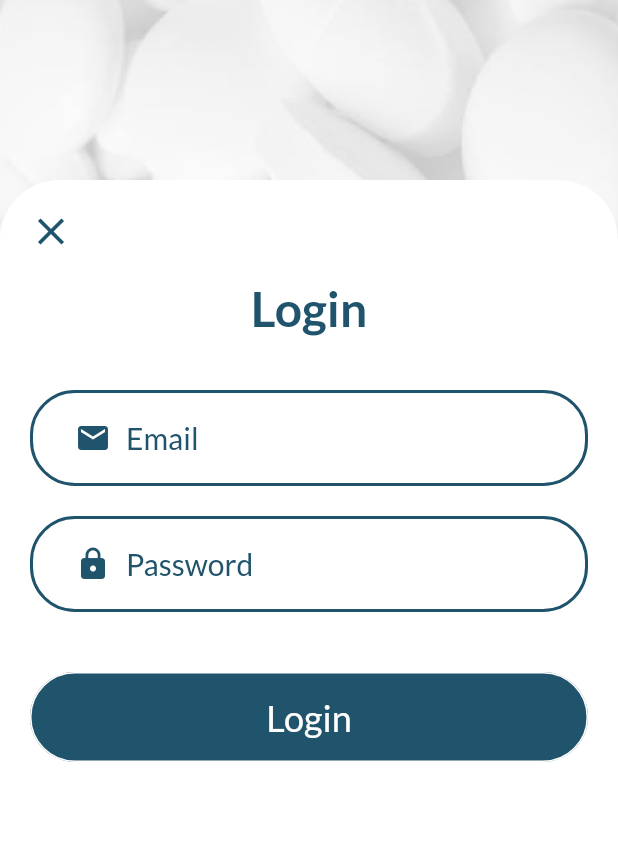
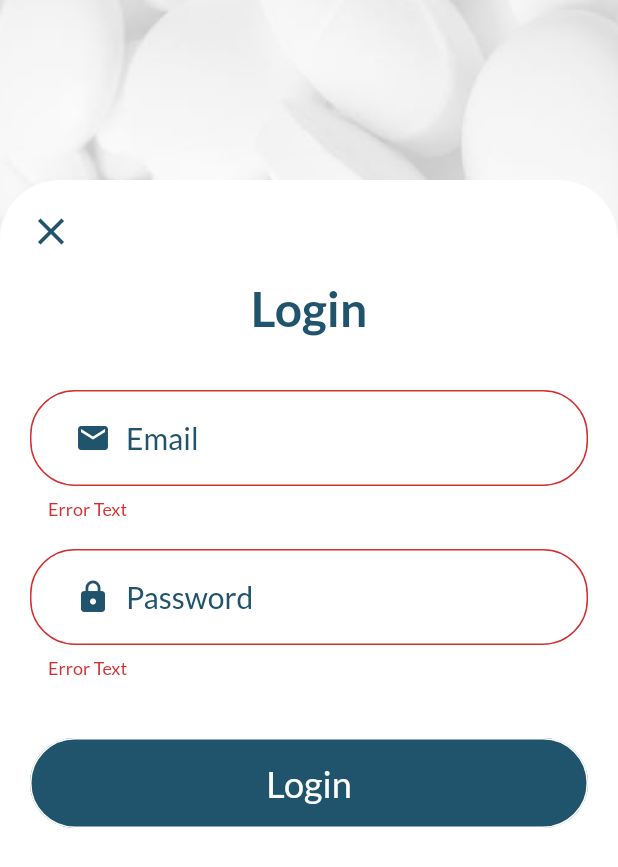
Before and after one commit to 19AK68/medical_reminder_app, a Flutter app: the InputOrRegisterPage screen opened directly with empty values, on a phone screen of 412 x 824 dp. Shown: the top 867 px of the screen. Run offline on Flutter 3.47's test engine with Material 2 defaults, Android fonts, the phone set to English and light mode, and no system bars; our stand-ins replace firebase_auth; accounts and stored records are empty.

Commit message:
dev validation

```diff
--- a/lib/page/register_page.dart
+++ b/lib/page/register_page.dart
@@ -70,7 +70,6 @@ class InputOrRegisterPage extends StatelessWidget {
                 child: Column(
                   children: <Widget>[
                     Container(
-                      //    color:Colors.red,
                       width: MediaQuery.of(context).size.width,
                       height: 70,
                       child: Stack(
--- /dev/null
+++ b/lib/util/validation/validation_item.dart
@@ -0,0 +1,6 @@
+class ValidationItem {
+  final String value;
+  final String error;
+
+  ValidationItem(this.value, this.error);
+}
--- a/lib/view_model/login_model.dart
+++ b/lib/view_model/login_model.dart
@@ -53,7 +53,7 @@ class LoginModel extends BaseModel {
     return resultTitle;
   }
 
-  String valitedateText(String value, LoginInputField inputField) {
+  String valitedateInput(String value, LoginInputField inputField) {
     switch (inputField) {
       case LoginInputField.NAME:
         {
--- a/lib/widget/field_input_widget.dart
+++ b/lib/widget/field_input_widget.dart
@@ -39,7 +39,8 @@ class InputField extends StatelessWidget {
         decoration: InputDecoration(
             hintStyle: TextStyle(fontSize: 20, color: Color(0xFF20536c)),
             hintText: hint ?? " ",
-            errorText: model.valitedateText(controller.text, inputField),
+            errorText:
+                "Error Text", //model.valitedateInput(controller.text, inputField),
             enabledBorder: OutlineInputBorder(
               borderRadius: BorderRadius.circular(30),
               borderSide: BorderSide(
@@ -63,6 +64,7 @@ class InputField extends StatelessWidget {
               ),
               padding: EdgeInsets.only(left: 30, right: 10),
             )),
+        onChanged: (String value) {},
       ),
     );
   }
```
Also changed, not shown: lib/util/validation/register_validation.dart (added, +44 -0 lines), pubspec.yaml (+2 -5 lines).
